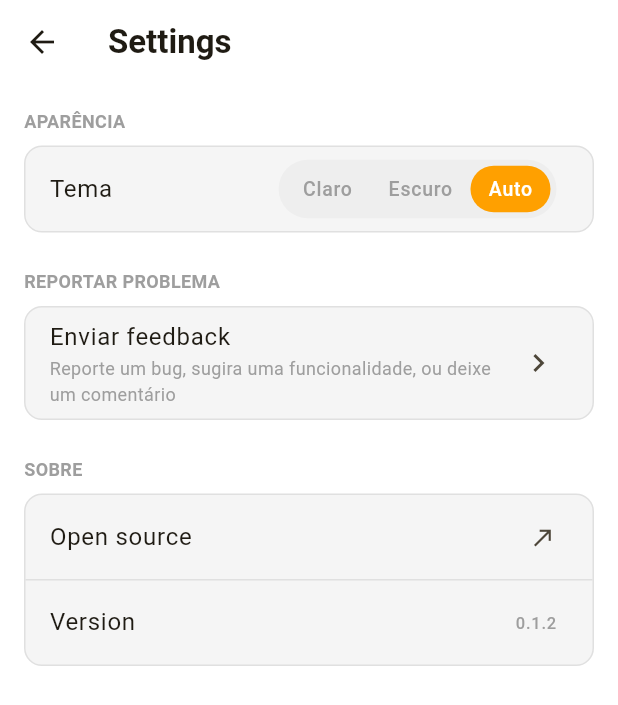
After one commit to marotoweb/kmemo, a Flutter app: the SettingsScreen screen opened directly, after a tap on "Enviar feedback", on a phone screen of 412 x 824 dp. The commit adds this screen. Shown: the top 705 px of the screen. Run offline on Flutter 3.47's test engine with Material 3 defaults, Android fonts, the phone set to English and light mode, and no system bars; our stand-ins replace drift, package_info_plus, shared_preferences; missing offline and left inert: home_widget; accounts and stored records are empty; generated files the repository leaves out were written again.

Commit message:
feat: settings screen and interactive theme selection

```diff
--- a/lib/main.dart
+++ b/lib/main.dart
@@ -4,6 +4,7 @@ import 'package:flutter/material.dart';
 import 'package:provider/provider.dart';
 import 'database/database.dart';
 import 'providers/memo_provider.dart';
+import 'providers/theme_provider.dart';
 import 'ui/screens/home_screen.dart';
 
 void main() {
@@ -14,6 +15,7 @@ void main() {
     MultiProvider(
       providers: [
         ChangeNotifierProvider(create: (_) => MemoProvider(database)),
+        ChangeNotifierProvider(create: (_) => ThemeProvider()),
       ],
       child: const KMemoApp(),
     ),
@@ -25,6 +27,8 @@ class KMemoApp extends StatelessWidget {
 
   @override
   Widget build(BuildContext context) {
+    final themeProvider = Provider.of<ThemeProvider>(context);
+
     return MaterialApp(
       title: 'kmemo',
       debugShowCheckedModeBanner: false,
@@ -44,11 +48,9 @@ class KMemoApp extends StatelessWidget {
           seedColor: Colors.blueGrey,
           brightness: Brightness.dark,
         ),
-        scaffoldBackgroundColor:
-            Colors.grey[900], // Exemplo de fundo escuro para notas
+        scaffoldBackgroundColor: Colors.grey[900],
       ),
-      // Faz com que o tema siga automaticamente as definições do sistema
-      themeMode: ThemeMode.system,
+      themeMode: themeProvider.themeMode,
       home: const HomeScreen(),
     );
   }
--- /dev/null
+++ b/lib/providers/theme_provider.dart
@@ -0,0 +1,36 @@
+// lib/providers/theme_provider.dart
+import 'package:flutter/material.dart';
+import 'package:shared_preferences/shared_preferences.dart';
+
+class ThemeProvider extends ChangeNotifier {
+  ThemeMode _themeMode = ThemeMode.system;
+
+  ThemeMode get themeMode => _themeMode;
+
+  ThemeProvider() {
+    _loadThemePreference();
+  }
+
+  Future<void> _loadThemePreference() async {
+    final prefs = await SharedPreferences.getInstance();
+    final themeIndex = prefs.getInt('theme_mode') ?? 0;
+    if (themeIndex == 1) {
+      _themeMode = ThemeMode.light;
+    } else if (themeIndex == 2) {
+      _themeMode = ThemeMode.dark;
+    } else {
+      _themeMode = ThemeMode.system;
+    }
+    notifyListeners();
+  }
+
+  Future<void> setThemeMode(ThemeMode mode) async {
+    _themeMode = mode;
+    notifyListeners();
+    final prefs = await SharedPreferences.getInstance();
+    int themeIndex = 0;
+    if (mode == ThemeMode.light) themeIndex = 1;
+    if (mode == ThemeMode.dark) themeIndex = 2;
+    await prefs.setInt('theme_mode', themeIndex);
+  }
+}
--- a/lib/ui/screens/home_screen.dart
+++ b/lib/ui/screens/home_screen.dart
@@ -8,6 +8,7 @@ import '../widgets/memo_card.dart';
 import 'memo_detail_screen.dart';
 import 'archive_screen.dart';
 import 'trash_screen.dart';
+import 'settings_screen.dart';
 
 class HomeScreen extends StatefulWidget {
   const HomeScreen({super.key});
@@ -433,9 +434,18 @@ class _HomeScreenState extends State<HomeScreen> {
               },
             ),
             ListTile(
-              leading: const Icon(Icons.info_outline),
-              title: const Text('Sobre'),
-              onTap: () => Navigator.pop(context),
+              leading: const Icon(Icons.settings_outlined),
+              title: const Text('Definições'),
+              // SettingsScreen
+              onTap: () {
+                Navigator.pop(context);
+                Navigator.push(
+                  context,
+                  MaterialPageRoute(
+                    builder: (context) => const SettingsScreen(),
+                  ),
+                );
+              },
             ),
           ],
         ),
--- /dev/null
+++ b/lib/ui/screens/settings_screen.dart
@@ -0,0 +1,224 @@
+// lib/ui/screens/settings_screen.dart
+import 'package:flutter/material.dart';
+import 'package:package_info_plus/package_info_plus.dart';
+import 'package:provider/provider.dart';
+import 'package:url_launcher/url_launcher.dart';
+import '../../providers/theme_provider.dart';
+
+class SettingsScreen extends StatefulWidget {
+  const SettingsScreen({super.key});
+
+  @override
+  State<SettingsScreen> createState() => _SettingsScreenState();
+}
+
+class _SettingsScreenState extends State<SettingsScreen> {
+  String _appVersion = 'Carregando...';
+
+  @override
+  void initState() {
+    super.initState();
+    _loadVersion();
+  }
+
+  Future<void> _loadVersion() async {
+    final packageInfo = await PackageInfo.fromPlatform();
+    setState(() {
+      _appVersion = packageInfo.version;
+    });
+  }
+
+  Future<void> _launchUrl(String urlString) async {
+    final Uri url = Uri.parse(urlString);
+    if (!await launchUrl(url, mode: LaunchMode.externalApplication)) {
+      throw Exception('Could not launch $url');
+    }
+  }
+
+  @override
+  Widget build(BuildContext context) {
+    final isDarkMode = Theme.of(context).brightness == Brightness.dark;
+    final themeProvider = Provider.of<ThemeProvider>(context);
+
+    return Scaffold(
+      appBar: AppBar(
+        title: const Text(
+          'Settings',
+          style: TextStyle(fontWeight: FontWeight.bold),
+        ),
+        elevation: 0,
+        backgroundColor: Colors.transparent,
+      ),
+      body: ListView(
+        padding: const EdgeInsets.all(16.0),
+        children: [
+          // SECÇÃO: APARENCIA
+          const Text(
+            'APARÊNCIA',
+            style: TextStyle(
+              fontSize: 12,
+              fontWeight: FontWeight.bold,
+              color: Colors.grey,
+            ),
+          ),
+          const SizedBox(height: 8),
+          Container(
+            decoration: BoxDecoration(
+              color: isDarkMode
+                  ? const Color(0xFF1E1E1E)
+                  : Colors.grey.shade100,
+              borderRadius: BorderRadius.circular(12),
+              border: Border.all(
+                color: isDarkMode ? Colors.grey.shade800 : Colors.grey.shade300,
+              ),
+            ),
+            child: ListTile(
+              title: const Text('Tema'),
+              trailing: Container(
+                padding: const EdgeInsets.all(4),
+                decoration: BoxDecoration(
+                  color: isDarkMode ? Colors.black : Colors.grey.shade200,
+                  borderRadius: BorderRadius.circular(20),
+                ),
+                child: Row(
+                  mainAxisSize: MainAxisSize.min,
+                  children: [
+                    _buildThemeSegment(
+                      context,
+                      'Claro',
+                      ThemeMode.light,
+                      themeProvider.themeMode == ThemeMode.light,
+                    ),
+                    _buildThemeSegment(
+                      context,
+                      'Escuro',
+                      ThemeMode.dark,
+                      themeProvider.themeMode == ThemeMode.dark,
+                    ),
+                    _buildThemeSegment(
+                      context,
+                      'Auto',
+                      ThemeMode.system,
+                      themeProvider.themeMode == ThemeMode.system,
+                    ),
+                  ],
+                ),
+              ),
+            ),
+          ),
+          const SizedBox(height: 24),
+
+          // SECÇÃO: ISSUE REPORTING
+          const Text(
+            'REPORTAR PROBLEMA',
+            style: TextStyle(
+              fontSize: 12,
+              fontWeight: FontWeight.bold,
+              color: Colors.grey,
+            ),
+          ),
+          const SizedBox(height: 8),
+          Container(
+            decoration: BoxDecoration(
+              color: isDarkMode
+                  ? const Color(0xFF1E1E1E)
+                  : Colors.grey.shade100,
+              borderRadius: BorderRadius.circular(12),
+              border: Border.all(
+                color: isDarkMode ? Colors.grey.shade800 : Colors.grey.shade300,
+              ),
+            ),
+            child: Column(
+              children: [
+                ListTile(
+                  title: const Text('Enviar feedback'),
+                  subtitle: const Text(
+                    'Reporte um bug, sugira uma funcionalidade, ou deixe um comentário',
+                    style: TextStyle(fontSize: 12, color: Colors.grey),
+                  ),
+                  trailing: const Icon(Icons.chevron_right),
+                  onTap: () => _launchUrl(
+                    'https://github.com/marotoweb/kmemo/issues/new',
+                  ),
+                ),
+              ],
+            ),
+          ),
+          const SizedBox(height: 24),
+
+          // SECÇÃO: ABOUT
+          const Text(
+            'SOBRE',
+            style: TextStyle(
+              fontSize: 12,
+              fontWeight: FontWeight.bold,
+              color: Colors.grey,
+            ),
+          ),
+          const SizedBox(height: 8),
+          Container(
+            decoration: BoxDecoration(
+              color: isDarkMode
+                  ? const Color(0xFF1E1E1E)
+                  : Colors.grey.shade100,
+              borderRadius: BorderRadius.circular(12),
+              border: Border.all(
+                color: isDarkMode ? Colors.grey.shade800 : Colors.grey.shade300,
+              ),
+            ),
+            child: Column(
+              children: [
+                ListTile(
+                  title: const Text('Open source'),
+                  trailing: const Icon(Icons.north_east, size: 18),
+                  onTap: () => _launchUrl('https://github.com/marotoweb/kmemo'),
+                ),
+                Divider(
+                  height: 1,
+                  color: isDarkMode
+                      ? Colors.grey.shade800
+                      : Colors.grey.shade300,
+                ),
+                ListTile(
+                  title: const Text('Version'),
+                  trailing: Text(
+                    _appVersion,
+                    style: const TextStyle(color: Colors.grey),
+                  ),
+                ),
+              ],
+            ),
+          ),
+        ],
+      ),
+    );
+  }
+
+  Widget _buildThemeSegment(
+    BuildContext context,
+    String label,
+    ThemeMode mode,
+    bool isSelected,
+  ) {
+    return GestureDetector(
+      onTap: () {
+        Provider.of<ThemeProvider>(context, listen: false).setThemeMode(mode);
+      },
+      child: Container(
+        padding: const EdgeInsets.symmetric(horizontal: 12, vertical: 6),
+        decoration: BoxDecoration(
+          color: isSelected ? Colors.amber.shade700 : Colors.transparent,
+          borderRadius: BorderRadius.circular(16),
+        ),
+        child: Text(
+          label,
+          style: TextStyle(
+            fontSize: 13,
+            fontWeight: FontWeight.w500,
+            color: isSelected ? Colors.white : Colors.grey,
+          ),
+        ),
+      ),
+    );
+  }
+}
--- a/pubspec.yaml
+++ b/pubspec.yaml
@@ -44,6 +44,8 @@ dependencies:
   path: ^1.9.0
   uuid: ^4.5.3
   shared_preferences:
+  url_launcher: ^6.2.6
+  package_info_plus: ^8.0.0
 
 dev_dependencies:
   flutter_test:
```
Also changed, not shown: pubspec.lock, 5 other files.
